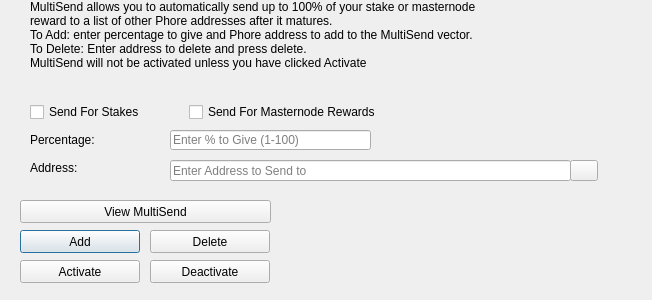
Qt form src/qt/forms/multisenddialog.ui (emberce/Aem) before a commit.
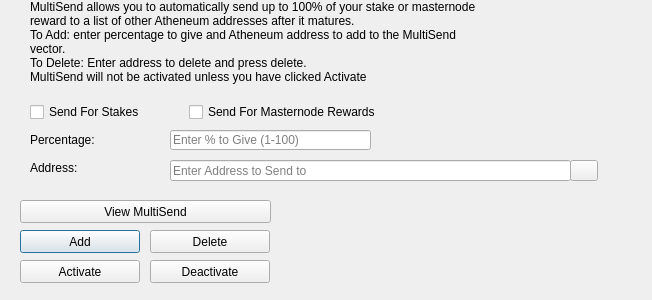
The same form after that commit. Icons and pictures are not drawn.

Patch:
```diff
--- a/src/qt/forms/multisenddialog.ui
+++ b/src/qt/forms/multisenddialog.ui
@@ -61,8 +61,8 @@
     <number>1</number>
    </property>
    <property name="text">
-    <string>MultiSend allows you to automatically send up to 100% of your stake or masternode reward to a list of other Phore addresses after it matures.
-To Add: enter percentage to give and Phore address to add to the MultiSend vector.
+    <string>MultiSend allows you to automatically send up to 100% of your stake or masternode reward to a list of other Atheneum addresses after it matures.
+To Add: enter percentage to give and Atheneum address to add to the MultiSend vector.
 To Delete: Enter address to delete and press delete.
 MultiSend will not be activated unless you have clicked Activate</string>
    </property>
```
Left out of the diff: 4 changed lines with no effect on the pictures.
